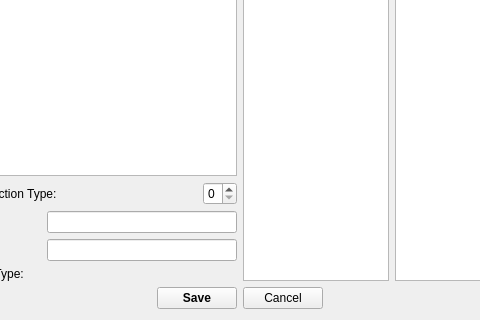
Old version of the form GUI/Qt/UClassDescriptionDisplay.ui in the repository aicommunity/Rdk; both pictures show x 290 to 770 and y 252 to 572 of the 1060 by 572 pixel window.
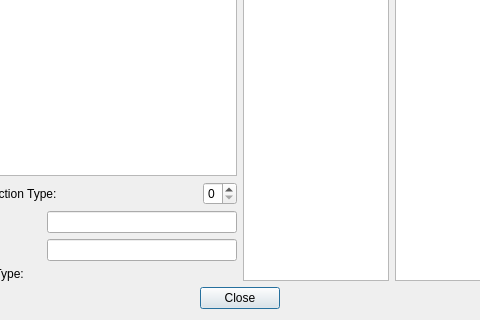
New version of the form.

Commit message: Fix some bugs in classes description control

```diff
--- a/GUI/Qt/UClassDescriptionDisplay.ui
+++ b/GUI/Qt/UClassDescriptionDisplay.ui
@@ -254,32 +254,16 @@
        </property>
       </spacer>
      </item>
-     <item>
-      <widget class="QPushButton" name="pushButtonSave">
-       <property name="styleSheet">
-        <string notr="true">font-weight: bold;</string>
-       </property>
-       <property name="text">
-        <string>Save</string>
-       </property>
-       <property name="iconSize">
-        <size>
-         <width>16</width>
-         <height>16</height>
-        </size>
-       </property>
-       <property name="checkable">
-        <bool>false</bool>
-       </property>
-       <property name="flat">
-        <bool>false</bool>
-       </property>
-      </widget>
-     </item>
      <item>
       <widget class="QPushButton" name="pushButtonCancel">
        <property name="text">
-        <string>Cancel</string>
+        <string>Close</string>
+       </property>
+       <property name="autoDefault">
+        <bool>false</bool>
+       </property>
+       <property name="default">
+        <bool>true</bool>
        </property>
       </widget>
      </item>
```
Left out of the diff: 5 changed lines with no effect on the pictures. The commit also changes 5 other files.
